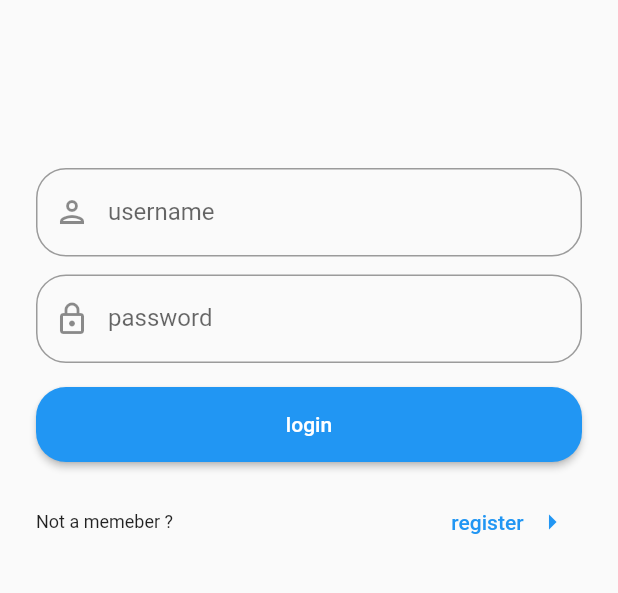
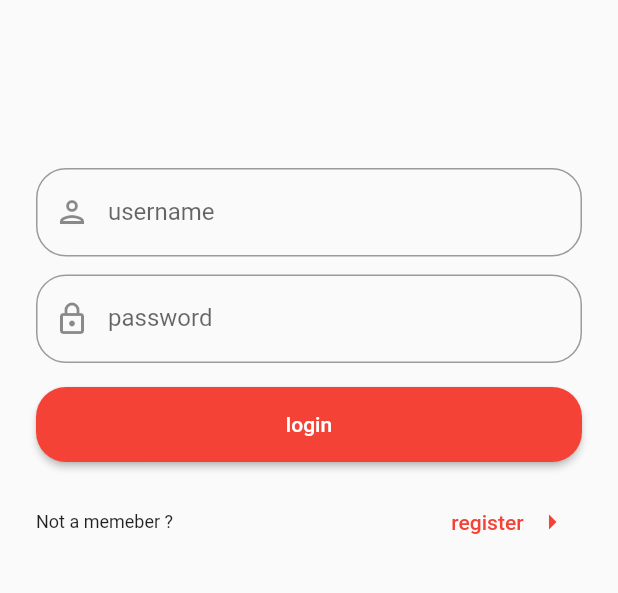
Before and after one commit to IOU4/sol-flutter, a Flutter app: the screen it shows after launch, on a phone screen of 412 x 824 dp, the part 234-827 px from its top. Run offline on Flutter 3.47's test engine with Material 2 defaults, Android fonts, the phone set to English and light mode, and no system bars.

Commit message:
using custom theme data (kind of)

```diff
--- a/lib/main.dart
+++ b/lib/main.dart
@@ -1,5 +1,6 @@
 import 'package:flutter/material.dart';
 import 'package:myapp/home.dart';
+import 'package:myapp/theme.dart';
 import 'package:myapp/user/presentation/sing_in_screen.dart';
 import 'package:myapp/user/presentation/sing_up_screen.dart';
 
@@ -13,7 +14,7 @@ class MyApp extends StatelessWidget {
   @override
   Widget build(BuildContext context) {
     return MaterialApp(
-      theme: ThemeData(),
+      theme: themeData,
       // darkTheme: ThemeData.dark(),
       title: "demo app",
       home: const AppHome(),
--- /dev/null
+++ b/lib/theme.dart
@@ -0,0 +1,4 @@
+import 'package:flutter/material.dart';
+
+final ThemeData themeData = ThemeData(primarySwatch: Colors.red);
+// cb0331
```
